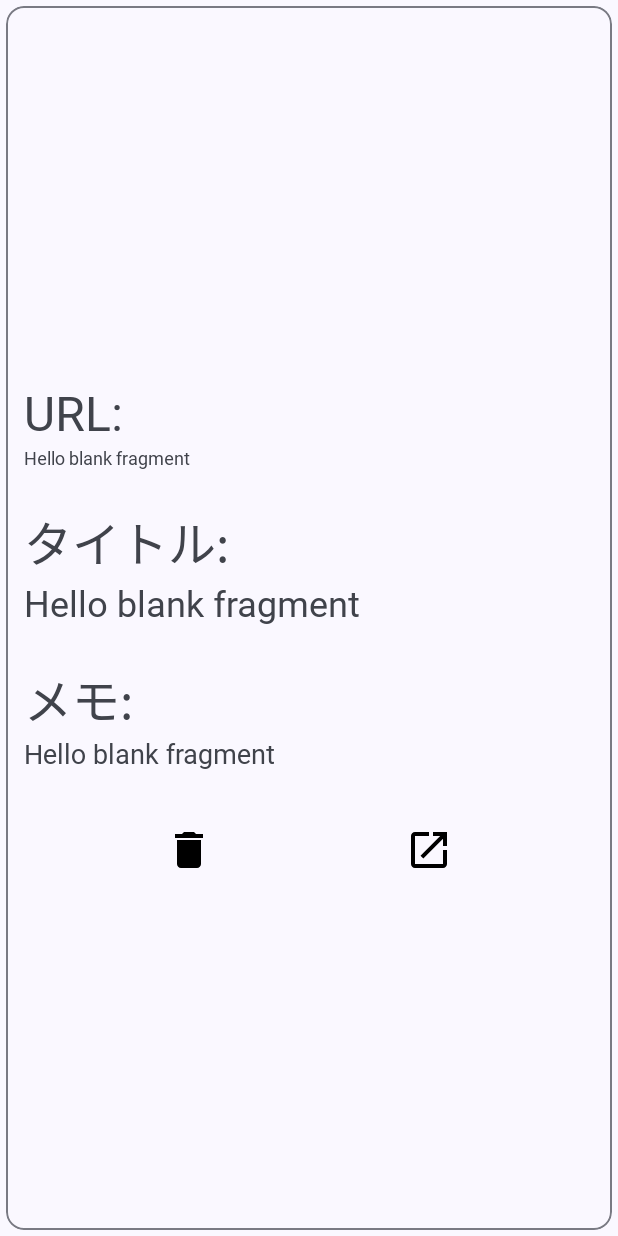
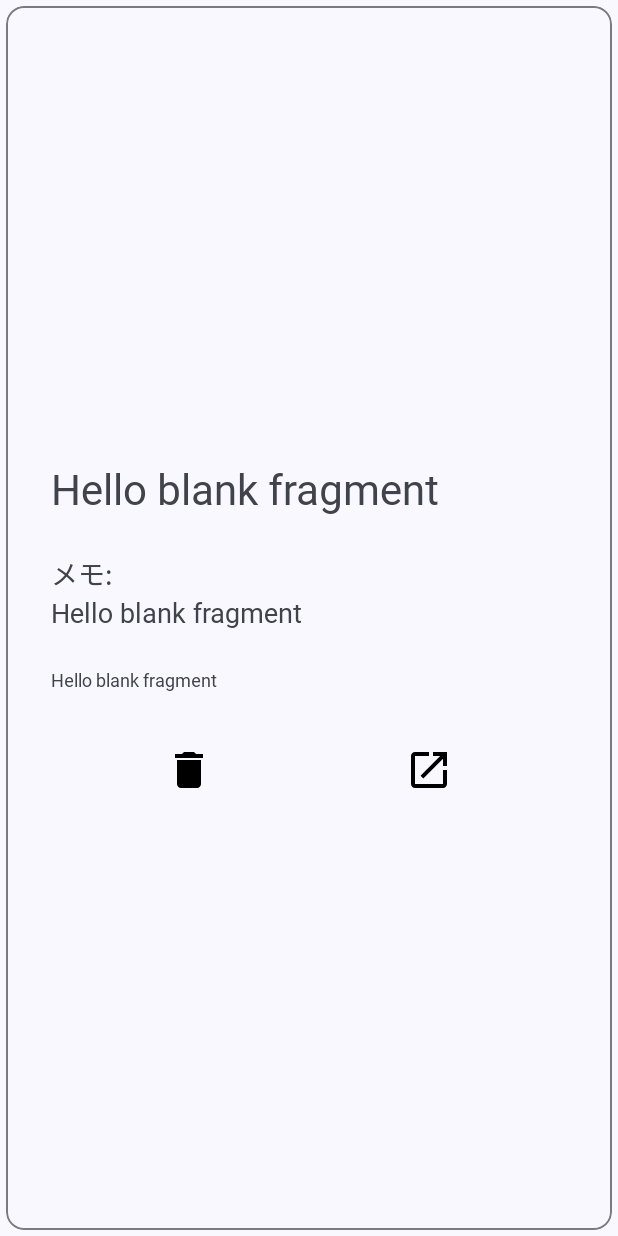
Before and after one commit to ri0103/DevGoal, an Android app: the layout fragment_bookmark_detail.xml on its own in the app's theme, with its tools: preview values and no code run, on a phone screen of 412 x 824 dp. Run offline under Robolectric (Android 15) with nearby library versions, the phone set to English and light mode, and no system bars.

Commit message:
task_edit_bug_cleared

```diff
--- a/app/build.gradle
+++ b/app/build.gradle
@@ -11,7 +11,7 @@ android {
     compileSdk 32
     defaultConfig {
         applicationId "app.ishizaki.ryu.devgoal"
-        minSdk 26
+        minSdk 24
         targetSdk 32
         versionCode 1
         versionName "1.0"
--- a/app/src/main/java/app/ishizaki/ryu/devgoal/BookmarkRecyclerviewAdapter.kt
+++ b/app/src/main/java/app/ishizaki/ryu/devgoal/BookmarkRecyclerviewAdapter.kt
@@ -54,8 +54,6 @@ class BookmarkRecyclerviewAdapter(context: Context): RecyclerView.Adapter<Bookma
             val urlTitle = Jsoup.connect(bookmark.url).get().title()
 
 //            val imageTag = Jsoup.connect(bookmark.url).get().select("img").first()
-//
-//
 //            val imageUrl = imageTag?.absUrl("src")
 //            val imageBMP = URL(imageUrl).openStream().use { BitmapFactory.decodeStream(it) }
 
--- a/app/src/main/java/app/ishizaki/ryu/devgoal/fragments/EditTaskFragment.kt
+++ b/app/src/main/java/app/ishizaki/ryu/devgoal/fragments/EditTaskFragment.kt
@@ -20,7 +20,7 @@ import kotlinx.android.synthetic.main.fragment_home.*
 import kotlinx.coroutines.*
 
 
-class EditTaskFragment : BottomSheetDialogFragment() {
+class EditTaskFragment : Fragment() {
 
 
 //    private lateinit var listener: OnFinishEditListener
@@ -47,7 +47,7 @@ class EditTaskFragment : BottomSheetDialogFragment() {
         val taskDao = db.taskDao()
 
         val bundle = arguments
-        val taskId = bundle!!.getInt("BOOKMARKID")
+        val taskId = bundle!!.getInt("ID")
         val taskBefore = bundle!!.getString("TASK")
         val taskDoneorNot = bundle!!.getBoolean("DONEORNOT")
         val createdTime = bundle!!.getLong("CREATEDTIME")
@@ -66,17 +66,7 @@ class EditTaskFragment : BottomSheetDialogFragment() {
                     System.currentTimeMillis()
                 )
                 taskDao.update(updatedTask)
-//                val all = taskDao.getAll()
-//                withContext(Dispatchers.Main){
-//                    val taskAdapter = TaskRecyclerviewAdapter(requireContext())
-//                    taskAdapter.update(all)
-//                }
-
             }
-//            listener.onButtonClicked()
-
-//            removeFragment()
-
             activity?.finish()
             val intent = Intent(requireContext(), MainActivity::class.java)
             intent.addFlags(Intent.FLAG_ACTIVITY_NO_ANIMATION)
--- a/app/src/main/res/layout/fragment_bookmark.xml
+++ b/app/src/main/res/layout/fragment_bookmark.xml
@@ -32,7 +32,7 @@
         app:layout_constraintRight_toRightOf="parent"
         app:layout_constraintLeft_toLeftOf="parent"
         android:layout_width="match_parent"
-        android:layout_height="match_parent"
+        android:layout_height="wrap_content"
         android:layout_marginRight="18sp"
         android:layout_marginLeft="18sp"
         android:layout_marginTop="64sp"
--- a/app/src/main/res/layout/fragment_bookmark_detail.xml
+++ b/app/src/main/res/layout/fragment_bookmark_detail.xml
@@ -14,7 +14,8 @@
             android:layout_width="match_parent"
             android:layout_height="wrap_content"
             android:layout_gravity="center"
-            android:orientation="vertical">
+            android:orientation="vertical"
+            android:layout_margin="18sp">
 
             <LinearLayout
                 android:layout_width="match_parent"
@@ -24,11 +25,31 @@
                 >
 
                 <TextView
+                    android:id="@+id/detailTitleTextView"
+                    android:textIsSelectable="true"
+                    android:layout_width="match_parent"
+                    android:layout_height="wrap_content"
+                    android:text="@string/hello_blank_fragment"
+                    android:textSize="28sp"
+                    android:fontFamily="@font/ricty_diminished_bold"
+                    android:layout_marginBottom="24sp"/>
+
+                <TextView
                     android:layout_width="match_parent"
                     android:layout_height="wrap_content"
                     android:fontFamily="@font/ricty_diminished_bold"
-                    android:textSize="32sp"
-                    android:text="URL: "/>
+                    android:textSize="18sp"
+                    android:text="メモ: "/>
+                <TextView
+                    android:id="@+id/detailMemoTextView"
+                    android:textIsSelectable="true"
+                    android:layout_width="match_parent"
+                    android:layout_height="wrap_content"
+                    android:text="@string/hello_blank_fragment"
+                    android:textSize="18sp"
+                    android:fontFamily="@font/ricty_diminished_regular"
+                    android:layout_marginBottom="24sp"/>
+
                 <TextView
                     android:id="@+id/detailUrlTextView"
                     android:textIsSelectable="true"
@@ -39,37 +60,9 @@
                     android:fontFamily="@font/ricty_diminished_regular"
                     android:layout_marginBottom="24sp"/>
 
-                <TextView
-                    android:layout_width="match_parent"
-                    android:layout_height="wrap_content"
-                    android:fontFamily="@font/ricty_diminished_bold"
-                    android:textSize="32sp"
-                    android:text="タイトル: "/>
-                <TextView
-                    android:id="@+id/detailTitleTextView"
-                    android:textIsSelectable="true"
-                    android:layout_width="match_parent"
-                    android:layout_height="wrap_content"
-                    android:text="@string/hello_blank_fragment"
-                    android:textSize="24sp"
-                    android:fontFamily="@font/ricty_diminished_regular"
-                    android:layout_marginBottom="24sp"/>
 
-                <TextView
-                    android:layout_width="match_parent"
-                    android:layout_height="wrap_content"
-                    android:fontFamily="@font/ricty_diminished_bold"
-                    android:textSize="32sp"
-                    android:text="メモ: "/>
-                <TextView
-                    android:id="@+id/detailMemoTextView"
-                    android:textIsSelectable="true"
-                    android:layout_width="match_parent"
-                    android:layout_height="wrap_content"
-                    android:text="@string/hello_blank_fragment"
-                    android:textSize="18sp"
-                    android:fontFamily="@font/ricty_diminished_regular"
-                    android:layout_marginBottom="24sp"/>
+
+
 
             </LinearLayout>
             <LinearLayout
--- a/app/src/main/res/values/colors.xml
+++ b/app/src/main/res/values/colors.xml
@@ -2,7 +2,6 @@
 <resources>
     <color name="seed">#FFE787</color>
     <color name="md_theme_light_primary">#6E5D07</color>
-<!--    <color name="md_theme_light_primary">#2761b8</color>-->
     <color name="md_theme_light_onPrimary">#FFFFFF</color>
     <color name="md_theme_light_primaryContainer">#FAE283</color>
     <color name="md_theme_light_onPrimaryContainer">#221B00</color>
```
Also changed, not shown: app/src/main/java/app/ishizaki/ryu/devgoal/room/AppDatabase.kt (+0 -13 lines).
